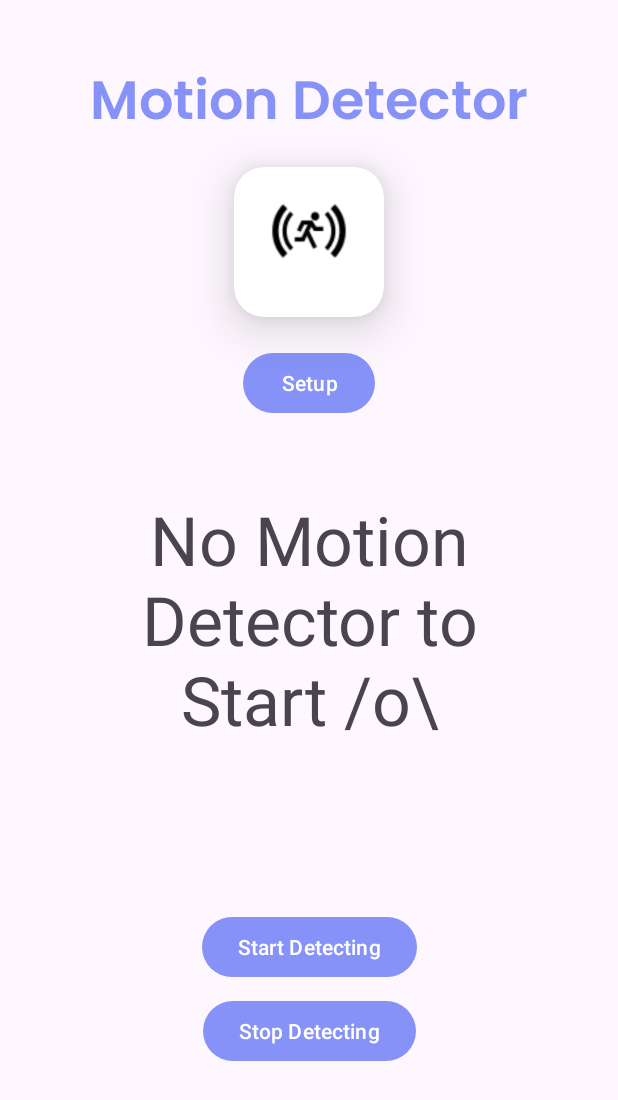
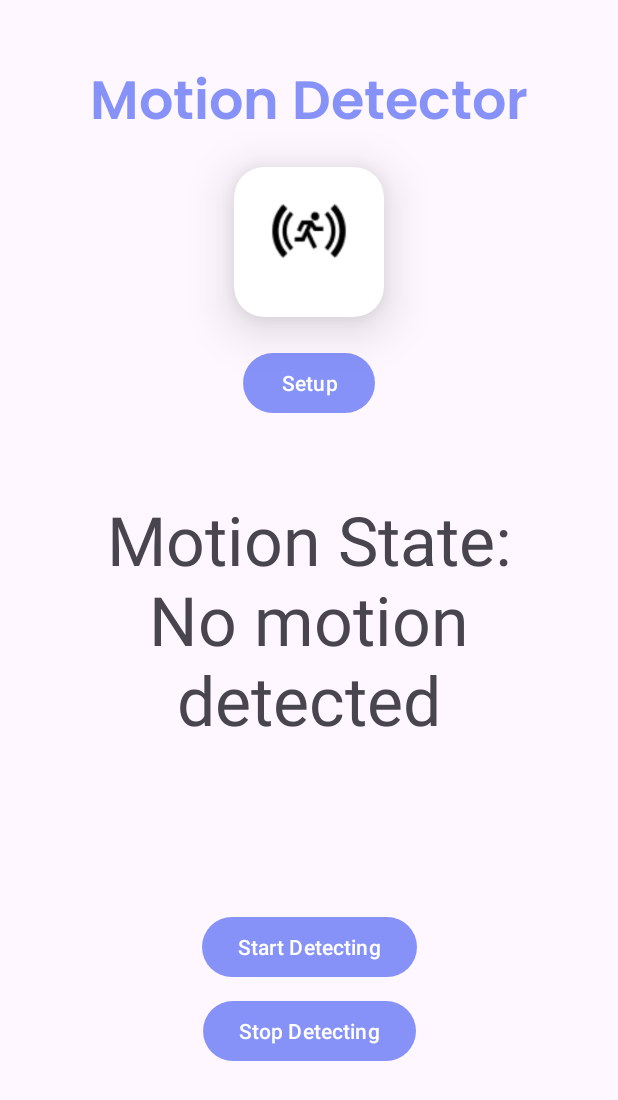
Before and after one commit to OCovachConestoga/Group18-Sec3-HomeSecurityApp-Owen-Michelle-Hang-Nick, an Android app: the MotionDetectorActivity screen opened directly, with no data from a screen before it, after a tap on "Start Detecting", on a phone screen of 412 x 824 dp. Shown: the top 1100 px of the screen. Run offline under Robolectric (Android 15) with nearby library versions, the phone set to English and light mode, and no system bars; our stand-ins replace Firebase (no records; nobody signed in at launch, a user with empty details on screens opened directly); 2 other taps on this screen came first.

Commit message:
add: implement Arduino Motion Detector Control via Firebase Realtime-DB
Co-Authored-By: mgordon <146022076+mag9073@users.noreply.github.com>

```diff
--- a/app/src/main/java/com/example/home_security_system_app/MotionDetectorActivity.java
+++ b/app/src/main/java/com/example/home_security_system_app/MotionDetectorActivity.java
@@ -4,14 +4,34 @@ import android.annotation.SuppressLint;
 import android.os.Bundle;
 import android.view.View;
 import android.widget.TextView;
+import android.widget.Toast;
 
+import androidx.annotation.NonNull;
 import androidx.appcompat.app.AppCompatActivity;
+
+import com.google.firebase.database.DatabaseError;
+import com.google.firebase.database.DatabaseReference;
+import com.google.firebase.database.FirebaseDatabase;
+import com.google.firebase.database.ValueEventListener;
+import com.google.firebase.database.DataSnapshot;
 
 // This class handles the Android studio GUI interactions and bridges to the command design pattern
 public class MotionDetectorActivity extends AppCompatActivity {
 
     // Create variable that are used by this class
     private MotionDetectorOnCommand mdCMD;
+
+    // Firebase Database reference
+    private DatabaseReference myDatabase;
+
+    // Display motion detector status back
+    private TextView motionDetectorDisplay;
+
+    // Check setup status
+    private boolean isSetupDone = false;
+
+    // Check startButton detection
+    private boolean isDetectionStarted = false;
 
     // Function that handles loading the view
     @SuppressLint("SetTextI18n")
@@ -21,8 +41,11 @@ public class MotionDetectorActivity extends AppCompatActivity {
         super.onCreate(savedInstanceState);
         setContentView(R.layout.activity_motiondetector);
 
+        // Initialize Firebase DB
+        myDatabase = FirebaseDatabase.getInstance().getReference();
+
         // Creates a local TextView to pass to the MotionDetector object
-        TextView motionDetectorDisplay = findViewById(R.id.motionDetectorView);
+        motionDetectorDisplay = findViewById(R.id.motionDetectorView);
         motionDetectorDisplay.setText("No Motion Detector Setup /o\\");
 
         // Create the necessary instances of the system for the command design pattern
@@ -35,20 +58,74 @@ public class MotionDetectorActivity extends AppCompatActivity {
 
         // Run the door locks command execute function
         mdCMD.executeSetup(view);
+
+        isSetupDone = true;
+
     }
 
     // Handles the lock doors button click
     public void buttonStartDetecting(View view){
 
-        // Run the door locks command execute function
-        mdCMD.executeOn(view);
+        if(isSetupDone)
+        {
+            // Run the door locks command execute function
+            mdCMD.executeOn(view);
+
+            myDatabase.child("MOTION_Mode").setValue("ON");
+
+            isDetectionStarted = true;
+
+            // Listen for any changes in MOTION_State from Firebase
+            motionStateListener();
+        } else {
+            // https://developer.android.com/guide/topics/ui/notifiers/toasts
+            Toast.makeText(this, "Please complete setup first.", Toast.LENGTH_SHORT).show();
+        }
+
+
     }
 
     // Handles the unlock doors button click
     public void buttonStopDetecting(View view){
 
-        // Run the door locks command execute function
-        mdCMD.executeOff(view);
+        if(isSetupDone)
+        {
+            // Run the door locks command execute function
+            mdCMD.executeOff(view);
+
+            myDatabase.child("MOTION_Mode").setValue("OFF");
+
+            isDetectionStarted = false;
+        } else
+        {
+            // https://developer.android.com/guide/topics/ui/notifiers/toasts
+            Toast.makeText(this, "Please complete setup first.", Toast.LENGTH_SHORT).show();
+
+        }
+
+    }
+
+    private void motionStateListener()
+    {
+
+        if(!isSetupDone || !isDetectionStarted)
+        {
+            return;
+        }
+
+        myDatabase.child("MOTION_State").addValueEventListener(new ValueEventListener() {
+            @Override
+            public void onDataChange(@NonNull DataSnapshot snapshot) {
+                String motionState = snapshot.getValue(String.class);
+
+                motionDetectorDisplay.setText("Motion State: " + (motionState != null ? motionState: "No motion detected"));
+            }
+
+            @Override
+            public void onCancelled(@NonNull DatabaseError error) {
+
+            }
+        });
     }
 
 }
```
